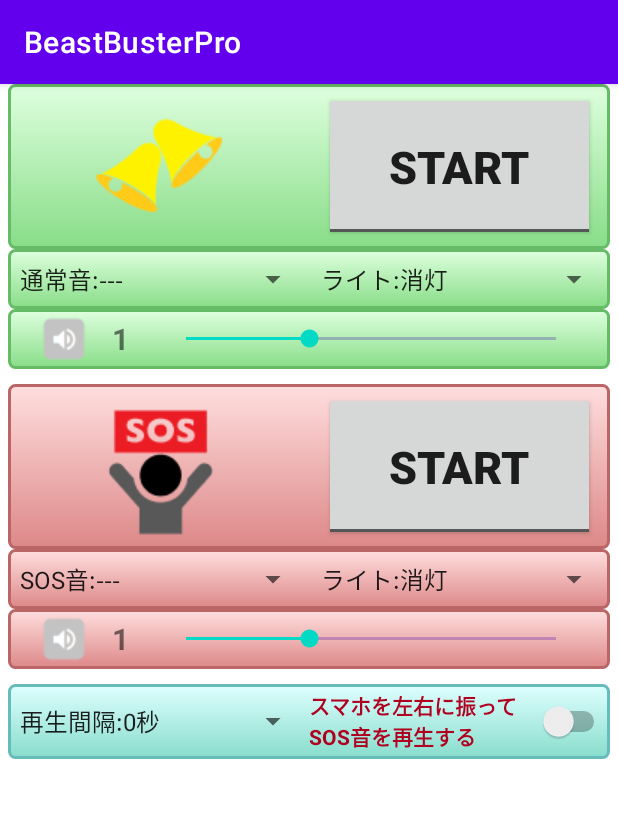
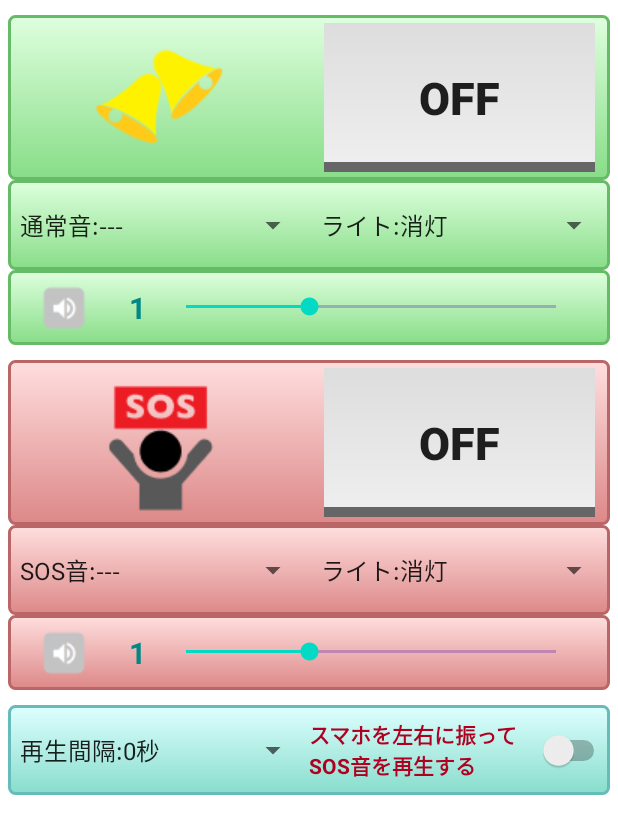
Before and after one commit to tfs-apps-one/BeastBusterPro, an Android app: the screen it shows after launch (MainActivity), on a phone screen of 412 x 824 dp. Shown: the top 834 px of the screen. Run offline under Robolectric (Android 15) with nearby library versions, the phone set to English and light mode, and no system bars.

Commit message:
トグルボタンの背景色

```diff
--- a/app/src/main/java/tfsapps/beastbusterpro/MainActivity.java
+++ b/app/src/main/java/tfsapps/beastbusterpro/MainActivity.java
@@ -32,6 +32,8 @@ public class MainActivity extends AppCompatActivity {
     public void onStart() {
         super.onStart();
         //DBのロード
+        /* データベース */
+        helper = new MyOpenHelper(this);
         AppDBInitRoad();
     }
     @Override
--- /dev/null
+++ b/app/src/main/res/drawable/tog_btn_bak.xml
@@ -0,0 +1,12 @@
+<?xml version="1.0" encoding="utf-8"?>
+<selector xmlns:android="http://schemas.android.com/apk/res/android">
+    <item
+        android:drawable="@drawable/tog_btn_on"
+        android:state_checked="true"
+        />
+
+    <item
+        android:drawable="@drawable/tog_btn_off"
+        android:state_checked="false"
+        />
+</selector>
--- /dev/null
+++ b/app/src/main/res/drawable/tog_btn_off.xml
@@ -0,0 +1,23 @@
+<?xml version="1.0" encoding="utf-8"?>
+<layer-list xmlns:android="http://schemas.android.com/apk/res/android">
+    <!-- ボタンの形と色、OFFのときと下線の色を変える -->
+    <item>
+        <shape android:shape="rectangle">
+            <stroke
+                android:color="#ff666666"
+                android:width="7dp"
+                />
+        </shape>
+    </item>
+    <item android:bottom="7dp">
+        <shape android:shape="rectangle">
+            <!--<corners android:radius="10dp"/>
+            <solid android:color="#ffdddddd"/>-->
+            <gradient
+                android:startColor="#ffeeeeee"
+                android:endColor="#ffdddddd"
+                android:angle="90" />
+        </shape>
+    </item>
+
+</layer-list>
--- /dev/null
+++ b/app/src/main/res/drawable/tog_btn_on.xml
@@ -0,0 +1,21 @@
+<?xml version="1.0" encoding="utf-8"?>
+<layer-list xmlns:android="http://schemas.android.com/apk/res/android">
+    <!-- ボタンの形と色 -->
+    <item>
+        <shape android:shape="rectangle">
+            <stroke
+                android:color="#ff2ca9e1"
+                android:width="7dp"
+                />
+        </shape>
+    </item>
+    <item android:bottom="7dp">
+        <shape android:shape="rectangle">
+            <!--<solid android:color="#ffdddddd"/>-->
+            <gradient
+                android:startColor="#ffeeeeee"
+                android:endColor="#ffdddddd"
+                android:angle="90" />
+        </shape>
+    </item>
+</layer-list>
--- a/app/src/main/res/layout/activity_main.xml
+++ b/app/src/main/res/layout/activity_main.xml
@@ -17,6 +17,7 @@
         android:layout_height="110dp"
         android:layout_marginStart="5dp"
         android:layout_marginEnd="5dp"
+        android:layout_marginTop="10dp"
         android:layout_alignParentStart="true"
         android:orientation="horizontal"
         android:backgroundTint="@null"
@@ -46,18 +47,20 @@
             android:layout_marginStart="10dp"
             android:layout_marginTop="5dp"
             android:backgroundTint="@null"
+            android:background="@drawable/tog_btn_bak"
             android:layout_weight="1"
             android:textSize="30dp"
             android:textStyle="bold"
-            android:textOff="START"
-            android:textOn="STOP" />
+            android:checked="false"
+            android:textOff="OFF"
+            android:textOn="O N" />
 
     </LinearLayout>
 
     <LinearLayout
         android:id="@+id/linearLayout12"
         android:layout_width="match_parent"
-        android:layout_height="40dp"
+        android:layout_height="60dp"
         android:layout_alignParentStart="true"
         android:layout_below="@+id/linearLayout11"
         android:layout_marginStart="5dp"
@@ -72,6 +75,7 @@
             android:layout_width="0dp"
             android:layout_height="match_parent"
             android:layout_weight="1"
+            android:backgroundTint="@null"
             android:entries="@array/list_sound1"
             android:spinnerMode="dialog"/>
 
@@ -90,7 +94,7 @@
         android:layout_width="match_parent"
         android:layout_marginStart="5dp"
         android:layout_marginEnd="5dp"
-        android:layout_height="40dp"
+        android:layout_height="50dp"
         android:backgroundTint="@null"
         android:background="@drawable/btn_grad1"
         android:layout_alignParentStart="true"
@@ -118,7 +122,8 @@
         android:layout_marginStart="1dp"
         android:layout_marginBottom="5dp"
         android:layout_marginEnd="5dp"
-        android:gravity="center"
+        android:gravity="center|right"
+        android:textColor="@color/teal_700"
         android:text="1"
         android:textStyle="bold"
         android:textSize="20dp"/>
@@ -178,18 +183,21 @@
             android:layout_marginEnd="10dp"
             android:layout_marginStart="10dp"
             android:layout_marginTop="5dp"
+            android:backgroundTint="@null"
+            android:background="@drawable/tog_btn_bak"
             android:layout_weight="1"
             android:textSize="30dp"
             android:textStyle="bold"
-            android:textOff="START"
-            android:textOn="STOP" />
+            android:checked="false"
+            android:textOff="OFF"
+            android:textOn="O N" />
 
     </LinearLayout>
 
     <LinearLayout
         android:id="@+id/linearLayout22"
         android:layout_width="match_parent"
-        android:layout_height="40dp"
+        android:layout_height="60dp"
         android:layout_alignParentStart="true"
         android:layout_below="@+id/linearLayout21"
         android:layout_marginStart="5dp"
@@ -222,7 +230,7 @@
         android:layout_width="match_parent"
         android:layout_marginStart="5dp"
         android:layout_marginEnd="5dp"
-        android:layout_height="40dp"
+        android:layout_height="50dp"
         android:backgroundTint="@null"
         android:background="@drawable/btn_grad2"
         android:layout_alignParentStart="true"
@@ -250,7 +258,8 @@
         android:layout_marginStart="1dp"
         android:layout_marginBottom="5dp"
         android:layout_marginEnd="5dp"
-        android:gravity="center"
+        android:gravity="center|right"
+        android:textColor="@color/design_default_color_secondary_variant"
         android:text="1"
         android:textStyle="bold"
         android:textSize="20dp"/>
@@ -272,7 +281,7 @@
     <LinearLayout
         android:id="@+id/linearLayout31"
         android:layout_width="match_parent"
-        android:layout_height="50dp"
+        android:layout_height="60dp"
         android:layout_alignParentStart="true"
         android:layout_marginStart="5dp"
         android:layout_marginEnd="5dp"
--- a/app/src/main/res/values/themes.xml
+++ b/app/src/main/res/values/themes.xml
@@ -13,12 +13,16 @@
         <item name="android:statusBarColor" tools:targetApi="l">?attr/colorPrimaryVariant</item>
         <!-- Customize your theme here. -->
 
+        <!-- Customize your theme here. -->
+        <item name="windowNoTitle">true</item>
+        <item name="windowActionBar">false</item>
+        <item name="android:windowFullscreen">true</item>
+        <item name="android:windowContentOverlay">@null</item>
     </style>
 
     <style name="CustomSwitch" parent="Theme.BeastBusterPro">
         <!--ボタンON時のボタンの通り道（透明度30%）・ボタンとタッチフィードバックカラー-->
         <item name="colorControlActivated">#ececec</item>
-
     </style>
 
 </resources>
```
